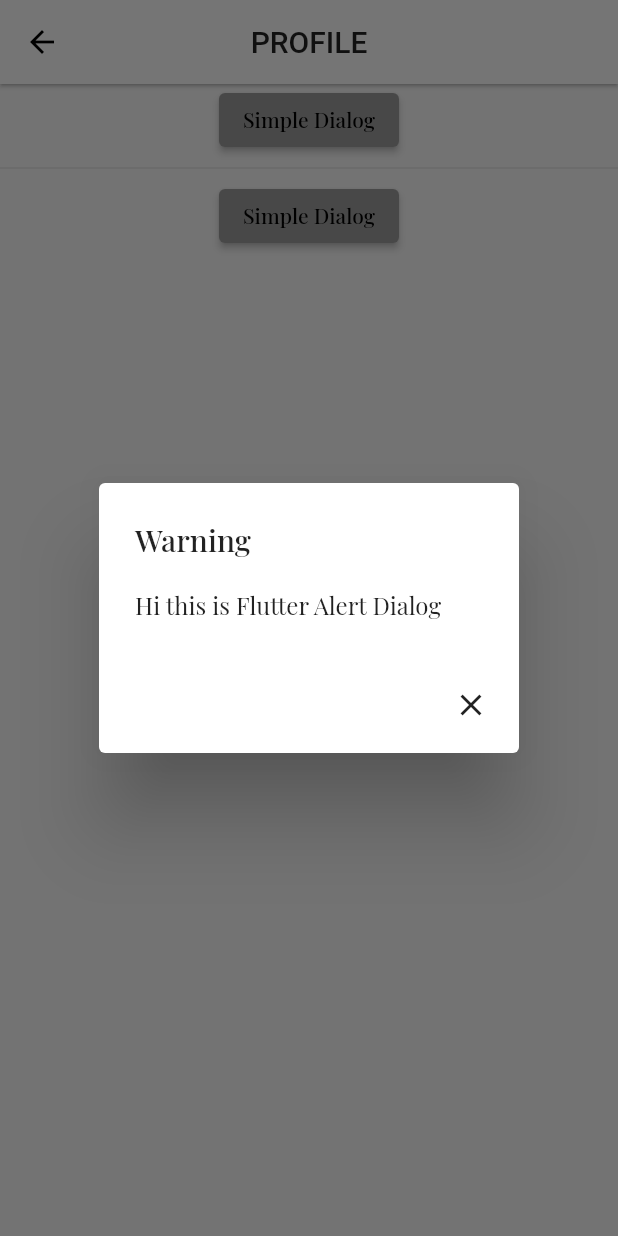
After one commit to MUmerYasin/profile_flutter_course, a Flutter app: the TestingWidgetsC screen opened directly, after a tap on "Simple Dialog", on a phone screen of 412 x 824 dp. The commit adds this screen. Run offline on Flutter 3.47's test engine with Material 2 defaults, Android fonts, the phone set to English and light mode, and no system bars; our stand-ins replace device_preview, google_fonts.

Commit message:
Add AlertDialog on ListTile when onTap:() pressed

```diff
--- a/lib/Configs/ProjectStrings/project_strings.dart
+++ b/lib/Configs/ProjectStrings/project_strings.dart
@@ -26,3 +26,7 @@ const String firstBottomNavigationBarString = "Home";
 const String secondBottomNavigationBarString = "Polling";
 const String thirdBottomNavigationBarString = "Group";
 const String fourthBottomNavigationBarString = "Profile";
+
+///Ok and Cancel
+const String okString = "Ok";
+const String cancelString = "Cancel";
--- a/lib/main.dart
+++ b/lib/main.dart
@@ -1,14 +1,16 @@
 import 'package:flutter/cupertino.dart';
+import 'package:flutter/foundation.dart';
 import 'package:flutter/material.dart';
 import 'package:google_fonts/google_fonts.dart';
 import 'package:profile_flutter_course/Configs/ProjectColors/project_colors.dart';
 import 'package:profile_flutter_course/Configs/ProjectStrings/project_strings.dart';
 import 'package:device_preview/device_preview.dart';
 import 'package:profile_flutter_course/profie_two.dart';
+// import 'package:profile_flutter_course/testingwidgets.dart';
 
 void main() => runApp(
       DevicePreview(
-        // enabled: !kReleaseMode,
+        enabled: !kReleaseMode,
         builder: (context) => const MyApp(), // Wrap your app
       ),
     );
@@ -31,6 +33,7 @@ class MyApp extends StatelessWidget {
       ),
       // home: const MyHomePage(title: 'PROFILE'),
       home: const ProfileTwoClass(),
+      // home: const TestingWidgetsC(),
     );
   }
 }
--- /dev/null
+++ b/lib/testingwidgets.dart
@@ -0,0 +1,75 @@
+import 'package:flutter/material.dart';
+
+import 'Configs/ProjectStrings/project_strings.dart';
+
+class TestingWidgetsC extends StatefulWidget {
+  const TestingWidgetsC({Key? key}) : super(key: key);
+
+  @override
+  _TestingWidgetsCState createState() => _TestingWidgetsCState();
+}
+
+class _TestingWidgetsCState extends State<TestingWidgetsC> {
+  @override
+  Widget build(BuildContext context) {
+    return Scaffold(
+      appBar: AppBar(
+        title: const Text(
+          profileVar,
+        ),
+        elevation: 1.0,
+        centerTitle: true,
+        backgroundColor: Colors.white,
+      ),
+      body: Column(
+      mainAxisAlignment: MainAxisAlignment.start,
+      crossAxisAlignment: CrossAxisAlignment.center,
+      children: [
+          ElevatedButton(
+            onPressed: () {
+              showDialog(
+                  context: context,
+                  builder: (BuildContext context) => AlertDialog(
+                    title: const Text('Warning'),
+                    content: const Text('Hi this is Flutter Alert Dialog'),
+                    actions: <Widget>[
+                      IconButton(
+                          icon: const Icon(Icons.close),
+                          onPressed: () {
+                            Navigator.pop(context);
+                          })
+                    ],
+                  ));
+            },
+            child: const Text('Simple Dialog'),
+          ),
+
+        const Divider(),
+        ElevatedButton(
+          onPressed: () {
+            showDialog<String>(
+              context: context,
+              builder: (BuildContext context) => AlertDialog(
+                title: const Text('AlertDialog Title'),
+                content: const Text('AlertDialog description'),
+                actions: <Widget>[
+                  TextButton(
+                    onPressed: () => Navigator.pop(context, 'Cancel'),
+                    child: const Text('Cancel'),
+                  ),
+                  TextButton(
+                    onPressed: () => Navigator.pop(context, 'OK'),
+                    child: const Text('OK'),
+                  ),
+                ],
+              ),
+            );
+          },
+          child: const Text('Simple Dialog'),
+        ),
+
+      ],
+    ),
+    );
+  }
+}
```
Also changed, not shown: lib/profie_two.dart (+64 -28 lines).
